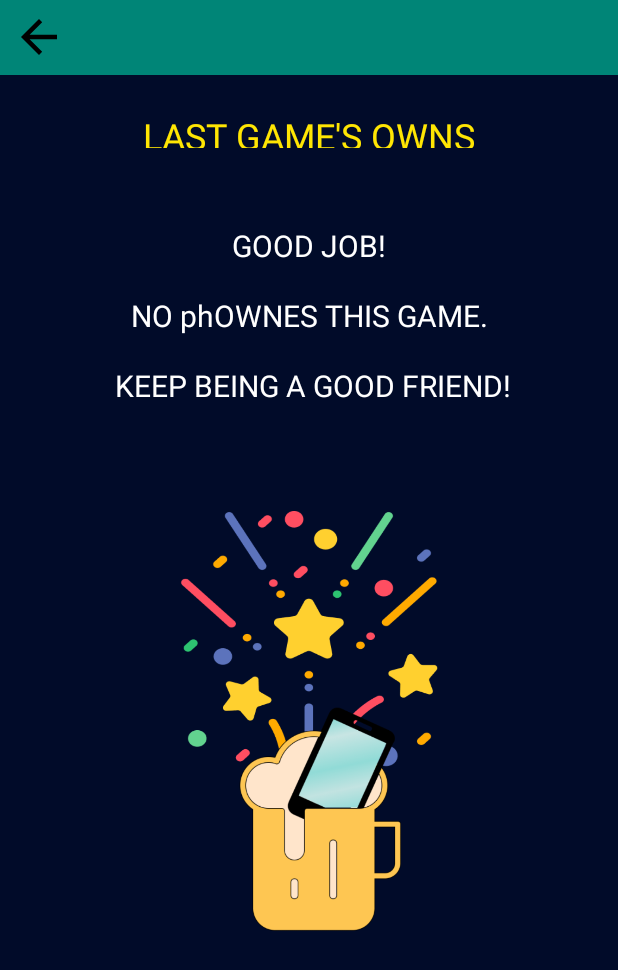
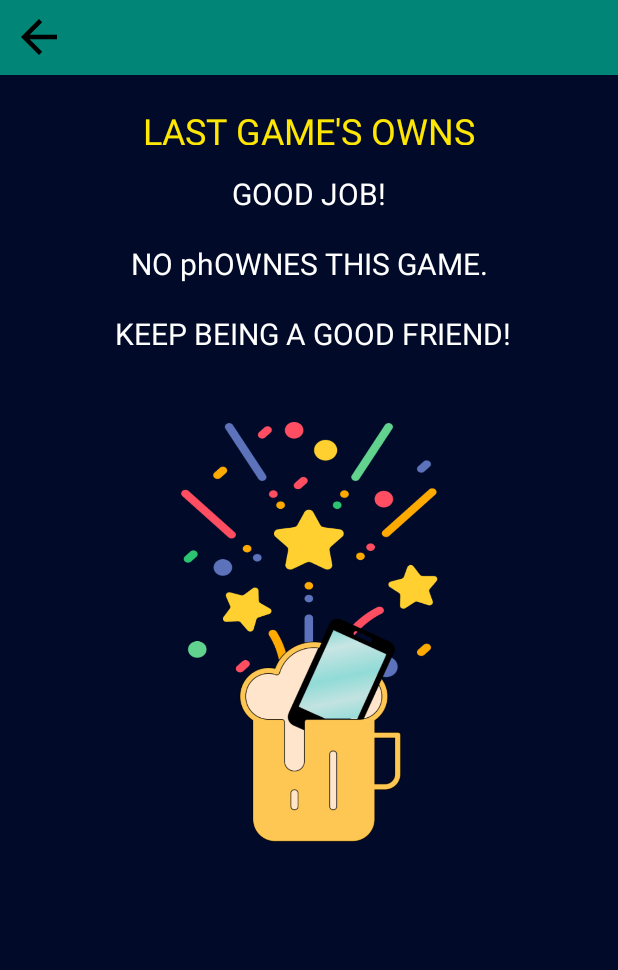
Before and after one commit to amircag/DonTouchV1, an Android app: the OwnedLog screen opened directly, with no data from a screen before it, on a phone screen of 412 x 824 dp. Shown: the top 970 px of the screen. Run offline under Robolectric (Android 15) with nearby library versions, the phone set to English and light mode, and no system bars; our stand-ins replace Firebase (no records; nobody signed in at launch, a user with empty details on screens opened directly); 1 statement that could not run was skipped.

Commit message:
fixed back from profile bug

```diff
--- a/app/src/main/java/com/example/dontouchv1/GroupMemberRecyclerAdapter.java
+++ b/app/src/main/java/com/example/dontouchv1/GroupMemberRecyclerAdapter.java
@@ -74,7 +74,9 @@ public class GroupMemberRecyclerAdapter extends RecyclerView.Adapter<GroupMember
 
                 Intent userProfile = new Intent(mContext,ProfileScreen.class);
                 userProfile.putExtra("USER_ID",mMemberIds.get(position));
+                userProfile.putExtra("FROM_GROUP",true);
                 mContext.startActivity(userProfile);
+
 
             }
         });
--- a/app/src/main/res/layout/activity_profile_screen.xml
+++ b/app/src/main/res/layout/activity_profile_screen.xml
@@ -417,10 +417,11 @@
     <LinearLayout
         android:id="@+id/groups_section"
         android:layout_width="match_parent"
-        android:layout_height="350dp"
+        android:layout_height="wrap_content"
         android:layout_marginLeft="8dp"
         android:layout_marginTop="8dp"
         android:layout_marginRight="8dp"
+        android:layout_marginBottom="40dp"
         android:background="@drawable/profile_border"
         android:orientation="vertical"
         app:layout_constraintTop_toBottomOf="@id/lastGameHolder"
--- a/app/src/main/res/layout/owned_log.xml
+++ b/app/src/main/res/layout/owned_log.xml
@@ -58,7 +58,7 @@
                 android:textSize="24sp"
                 android:gravity="center"
                 android:textColor="@color/dtGold"
-                android:layout_marginTop="16dp"/>
+                android:layout_marginTop="14dp"/>
 
         </LinearLayout>
 
@@ -67,7 +67,7 @@
             android:layout_height="wrap_content"
             android:orientation="vertical"
             android:gravity="center"
-            android:layout_marginTop="100dp"
+            android:layout_marginTop="65dp"
             android:layout_marginLeft="8dp"
             android:layout_marginRight="8dp">
 
@@ -83,7 +83,7 @@
             <ImageView
                 android:layout_width="200dp"
                 android:layout_height="280dp"
-                android:layout_marginTop="70dp"
+                android:layout_marginTop="45dp"
                 android:src="@drawable/no_owns_icon"
                 android:id="@+id/no_owns_ic"/>
 
```
Also changed, not shown: app/src/main/java/com/example/dontouchv1/ProfileScreen.java (+7 -3 lines).
